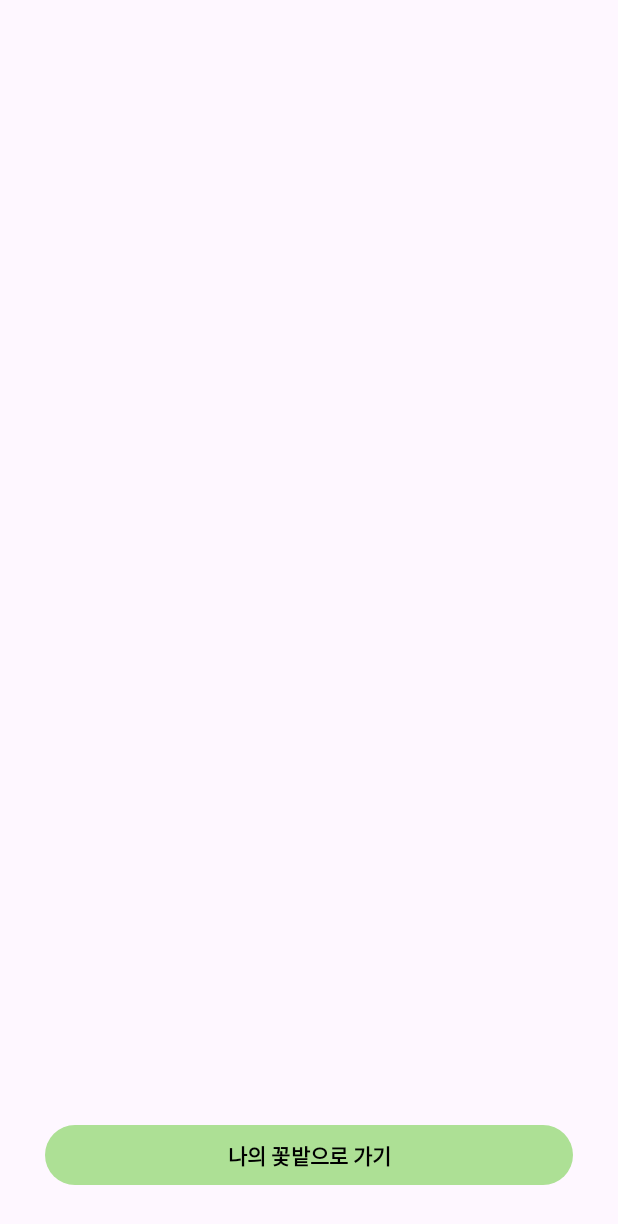
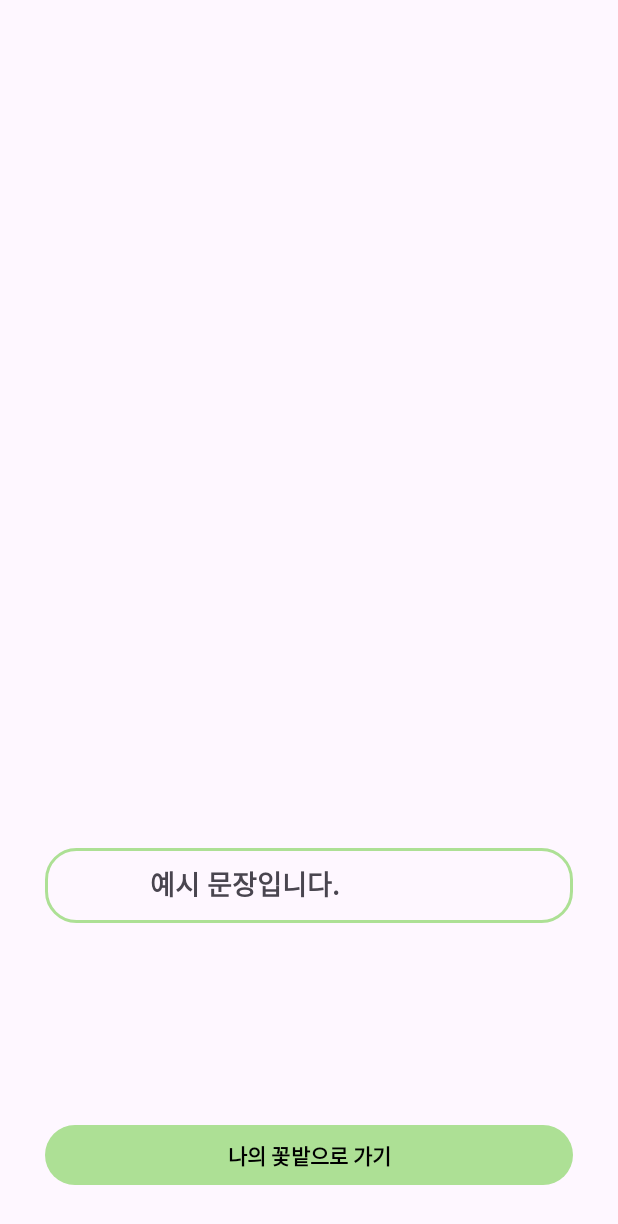
Before and after one commit to MST-planning/MotiMates, an Android app: the layout fragment_achievement_main.xml on its own in the app's theme, with its tools: preview values and no code run, on a phone screen of 412 x 824 dp. Shown: the top 1224 px of the screen. Run offline under Robolectric (Android 15) with nearby library versions, the phone set to English and light mode, and no system bars.

Commit message:
[추가] 프래그먼트에 binding, recyclerview adapter 추가/ manifest 카메라, 갤러리 권한 추가

```diff
--- /dev/null
+++ b/app/src/main/res/layout/ach_item_view.xml
@@ -0,0 +1,21 @@
+<?xml version="1.0" encoding="utf-8"?>
+<LinearLayout xmlns:android="http://schemas.android.com/apk/res/android"
+    android:id="@+id/ach_item_root"
+    android:orientation="vertical"
+    android:layout_width="match_parent"
+    android:layout_height="match_parent"> // 목표 달성 메인화면의 아이템 레이아웃
+    <LinearLayout
+        android:layout_width="match_parent"
+        android:layout_height="50dp"
+        android:background="@drawable/layout_edge">
+        <TextView
+            android:id="@+id/ach_content"
+            android:layout_width="wrap_content"
+            android:layout_height="wrap_content"
+            android:layout_marginLeft="70dp"
+            android:layout_marginTop="10dp"
+            android:text="예시 문장입니다."
+            android:textStyle="bold"
+            android:textSize="18sp"/> // 묙표의 내용이 들어가는 곳
+    </LinearLayout>
+</LinearLayout>
--- a/app/src/main/res/layout/fragment_achievement.xml
+++ b/app/src/main/res/layout/fragment_achievement.xml
@@ -9,7 +9,6 @@
     android:layout_margin="30dp"
     android:gravity="bottom">
 
-    <!-- TODO: Update blank fragment layout -->
     <TextView
         android:id="@+id/target_content"
         android:layout_width="match_parent"
@@ -42,13 +41,13 @@
             android:layout_height="300dp"
             android:layout_gravity="center"
             android:layout_margin="15dp"
-            android:src="@drawable/example_image" />
+            android:src="@drawable/example_image" /> //카메라앱, 갤러리앱 연동하기! ch15 참고할 것
     </LinearLayout>
     <LinearLayout
         android:layout_width="match_parent"
         android:layout_height="wrap_content"
         android:orientation="horizontal">
-        <Button
+        <androidx.appcompat.widget.AppCompatButton
             android:id="@+id/upload_button"
             android:layout_width="match_parent"
             android:layout_height="wrap_content"
--- a/app/src/main/res/layout/fragment_achievement_main.xml
+++ b/app/src/main/res/layout/fragment_achievement_main.xml
@@ -3,6 +3,7 @@
     xmlns:tools="http://schemas.android.com/tools"
     android:layout_width="match_parent"
     android:layout_height="match_parent"
+    xmlns:app="http://schemas.android.com/apk/res-auto"
     tools:context=".AchievementMain"
     android:layout_margin="30dp"
     android:orientation="vertical"
@@ -12,7 +13,9 @@
             android:id="@+id/ach_list"
             android:layout_width="match_parent"
             android:layout_height="wrap_content"
-            android:paddingBottom="15dp"/> //목표 리스트 띄우는 부분, recyclerview(vertical) 연결
+            android:paddingBottom="15dp"
+            app:layoutManager="androidx.recyclerview.widget.LinearLayoutManager"
+            tools:listitem="@layout/ach_item_view"/> //목표 리스트 띄우는 부분, recyclerview(vertical) 연결
 
         <androidx.recyclerview.widget.RecyclerView
             android:id="@+id/flower_list"
--- a/app/src/main/res/layout/navigation_header.xml
+++ b/app/src/main/res/layout/navigation_header.xml
@@ -4,11 +4,13 @@
     android:layout_width="match_parent"
     android:layout_height="match_parent">
     <ImageView
-        android:layout_width="wrap_content"
-        android:layout_height="wrap_content"/>
+        android:layout_width="50dp"
+        android:layout_height="50dp"
+        android:src="@drawable/logo"/>
     <TextView
         android:layout_width="wrap_content"
         android:layout_height="wrap_content"
+        android:layout_margin="15dp"
         android:text="@string/app_name"
         android:textSize="20dp"
         android:textStyle="bold"/>
```
Also changed, not shown: app/src/main/AndroidManifest.xml (+13 -0 lines), app/src/main/java/com/example/motimates/AchievementMain.kt (+19 -16 lines).
